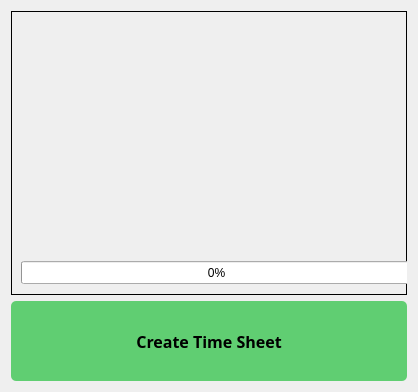
Maze711/systemPayroll, file TimeKeeping/datImporter/dialogImporter.ui: the form before one commit.
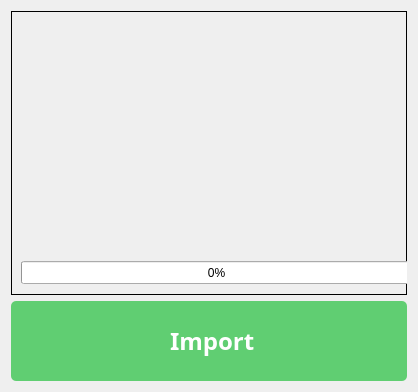
The form after the commit. Icons and pictures are not drawn.

Commit message: Added new svg icons in TimeKeeping

Patch:
```diff
--- a/TimeKeeping/datImporter/dialogImporter.ui
+++ b/TimeKeeping/datImporter/dialogImporter.ui
@@ -59,7 +59,7 @@
      <property name="font">
       <font>
        <family>Poppins</family>
-       <pointsize>12</pointsize>
+       <pointsize>18</pointsize>
        <weight>75</weight>
        <bold>true</bold>
       </font>
@@ -68,15 +68,21 @@
       <cursorShape>PointingHandCursor</cursorShape>
      </property>
      <property name="styleSheet">
-      <string notr="true"/>
+      <string notr="true">#importBTN{
+	color: white;
+}</string>
      </property>
      <property name="text">
-      <string>Create Time Sheet</string>
+      <string> Import</string>
+     </property>
+     <property name="icon">
+      <iconset>
+       <normaloff>../../MainFrame/Resources/Icons/import.svg</normaloff>../../MainFrame/Resources/Icons/import.svg</iconset>
      </property>
      <property name="iconSize">
       <size>
-       <width>22</width>
-       <height>22</height>
+       <width>30</width>
+       <height>30</height>
       </size>
      </property>
     </widget>
```
The commit also changes 6 other files.
